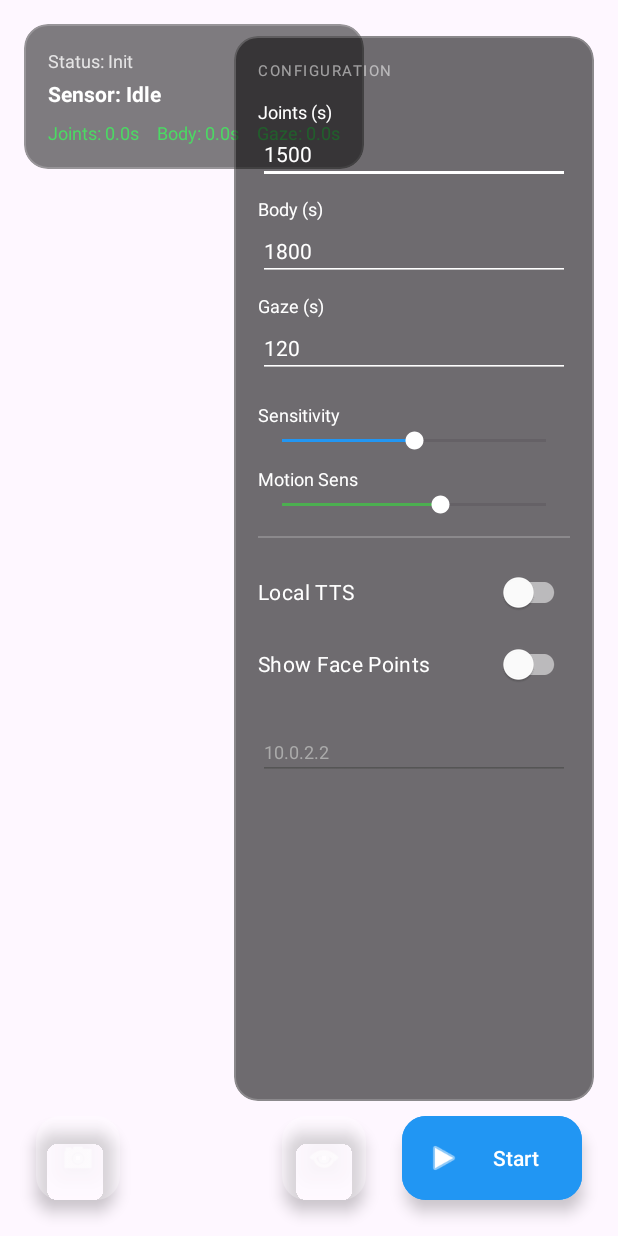
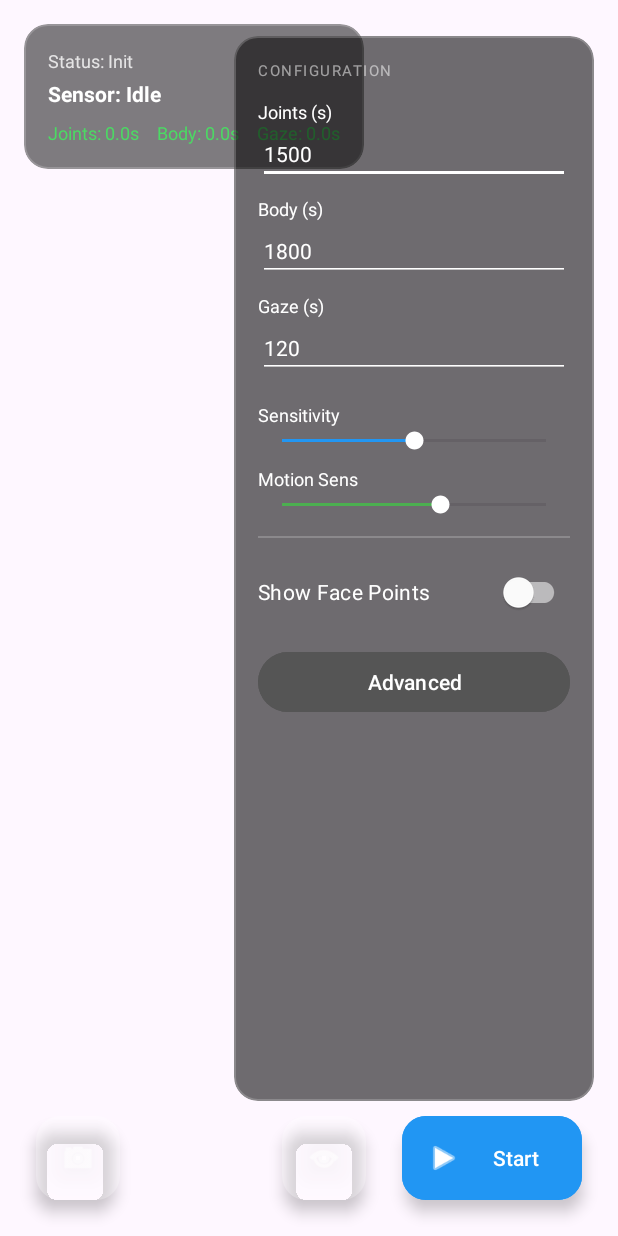
Before and after one commit to goxtopia/pose-master, an Android app: the layout activity_main.xml on its own in the app's theme, with its tools: preview values and no code run, on a phone screen of 412 x 824 dp. Run offline under Robolectric (Android 15) with nearby library versions, the phone set to English and light mode, and no system bars; plain views replace PreviewView.

Commit message:
Add double-tap to toggle monitoring and move advanced settings to dialog
- Added `GestureDetector` to `MainActivity` to support double-tap on `viewFinder` to pause/resume monitoring.
- Moved "Local TTS", "TTS Engine", and "Server IP" settings to a new "Advanced Settings" dialog.
- Created `res/layout/dialog_advanced_settings.xml`.
- Updated `MainActivity.kt` to handle the new dialog and remove direct references to moved UI elements from the main layout logic.
- Added necessary strings to `strings.xml`.

```diff
--- a/android/app/src/main/res/layout/activity_main.xml
+++ b/android/app/src/main/res/layout/activity_main.xml
@@ -296,16 +296,6 @@
                     app:dividerColor="#33FFFFFF"/>
 
                 <com.google.android.material.switchmaterial.SwitchMaterial
-                    android:id="@+id/switch_local_tts"
-                    android:layout_width="match_parent"
-                    android:layout_height="wrap_content"
-                    android:text="@string/switch_local_tts"
-                    android:textColor="#FFFFFF"
-                    android:textSize="14sp"
-                    app:thumbTint="#FFFFFF"
-                    app:trackTint="#88FFFFFF"/>
-
-                <com.google.android.material.switchmaterial.SwitchMaterial
                     android:id="@+id/switch_show_face"
                     android:layout_width="match_parent"
                     android:layout_height="wrap_content"
@@ -315,33 +305,14 @@
                     app:thumbTint="#FFFFFF"
                     app:trackTint="#88FFFFFF"/>
 
-                <TextView
-                    android:id="@+id/label_tts_engine"
-                    android:layout_width="wrap_content"
-                    android:layout_height="wrap_content"
-                    android:text="@string/label_engine"
-                    android:textColor="#AAAAAA"
-                    android:textSize="12sp"
-                    android:visibility="gone"
-                    android:layout_marginTop="4dp"/>
-                <Spinner
-                    android:id="@+id/spinner_tts_engine"
+                <Button
+                    android:id="@+id/btn_advanced_settings"
                     android:layout_width="match_parent"
                     android:layout_height="wrap_content"
-                    android:backgroundTint="#FFFFFF"
-                    android:visibility="gone"/>
-
-                <EditText
-                    android:id="@+id/input_server_ip"
-                    android:layout_width="match_parent"
-                    android:layout_height="wrap_content"
-                    android:hint="@string/hint_server_ip"
-                    android:text="10.0.2.2"
-                    android:textColor="#AAAAAA"
-                    android:textColorHint="#555555"
-                    android:textSize="12sp"
+                    android:text="@string/btn_advanced"
+                    android:textColor="#FFFFFF"
                     android:backgroundTint="#555555"
-                    android:layout_marginTop="16dp"/>
+                    android:layout_marginTop="12dp"/>
 
             </LinearLayout>
         </ScrollView>
--- a/android/app/src/main/res/values/strings.xml
+++ b/android/app/src/main/res/values/strings.xml
@@ -15,6 +15,8 @@
     <string name="alert_prefix">⚠️ %s ALERT ⚠️</string>
     <string name="alert_move">⚠️ MOVE! ⚠️</string>
     <string name="config_title">CONFIGURATION</string>
+    <string name="settings_advanced_title">Advanced Settings</string>
+    <string name="btn_advanced">Advanced</string>
     <string name="label_joints_time">Joints (s)</string>
     <string name="label_body_time">Body (s)</string>
     <string name="label_gaze_time">Gaze (s)</string>
```
Also changed, not shown: android/app/src/main/java/com/example/posturemonitor/MainActivity.kt (+128 -77 lines), android/app/src/main/res/layout/dialog_advanced_settings.xml (added, +63 -0 lines).
